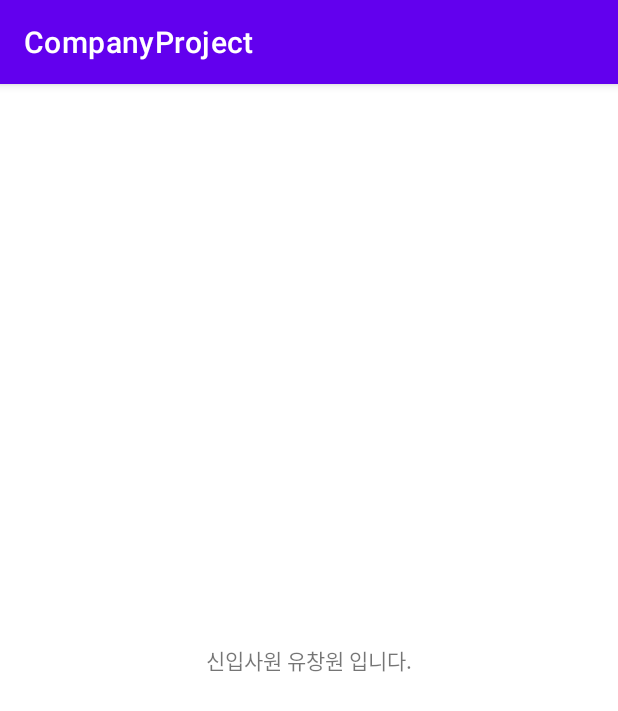
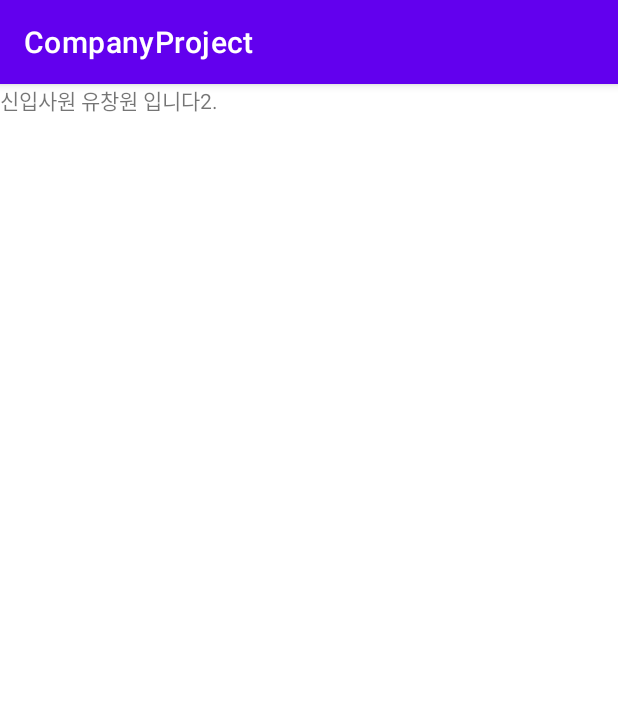
Before and after one commit to yoochangwon789/CompanyProject, an Android app: the screen it shows after launch (MainActivity), on a phone screen of 412 x 824 dp. Shown: the top 711 px of the screen. Run offline under Robolectric (Android 15) with nearby library versions, the phone set to English and light mode, and no system bars.

Commit message:
Feat : 신입사원 유창원 입니다2

```diff
--- a/app/src/main/res/layout/activity_main.xml
+++ b/app/src/main/res/layout/activity_main.xml
@@ -6,14 +6,14 @@
     android:layout_height="match_parent"
     tools:context=".MainActivity">
 
+
+
     <TextView
-        android:layout_width="wrap_content"
+        android:layout_width="0dp"
         android:layout_height="wrap_content"
-        android:text="신입사원 유창원 입니다."
-        app:layout_constraintBottom_toBottomOf="parent"
-        app:layout_constraintLeft_toLeftOf="parent"
-        app:layout_constraintRight_toRightOf="parent"
+        android:text="신입사원 유창원 입니다2."
         app:layout_constraintTop_toTopOf="parent"
+        app:layout_constraintStart_toStartOf="parent"
         tools:ignore="HardcodedText" />
 
 </androidx.constraintlayout.widget.ConstraintLayout>
```
